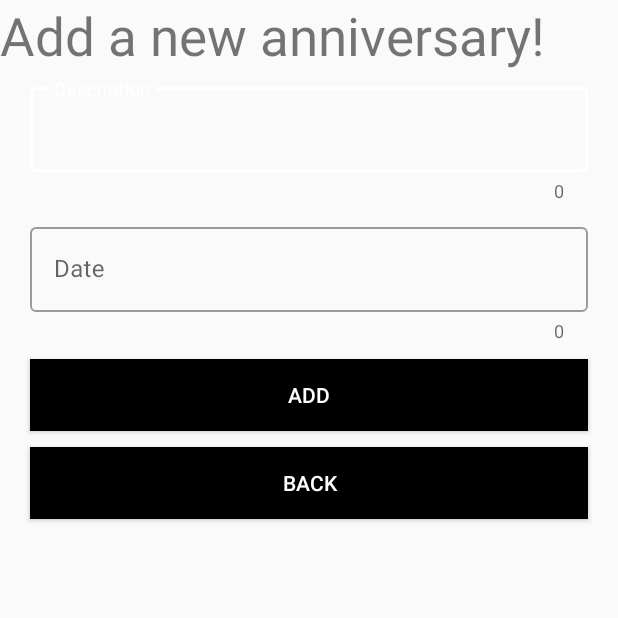
After one commit to Tec9-RushB-Group/OurSpace, an Android app: the AddAnniversary screen opened directly, with no data from a screen before it, on a phone screen of 412 x 824 dp, the top half of it. The commit adds this screen. Run offline under Robolectric (Android 15) with nearby library versions, the phone set to English and light mode, and no system bars; Roboto replaces fonts that are not available here.

Commit message:
logs and anniversaries

```diff
--- /dev/null
+++ b/app/src/main/java/com/tec9rushbgroup/ourspace/AddAnniversary.java
@@ -0,0 +1,30 @@
+package com.tec9rushbgroup.ourspace;
+
+import androidx.appcompat.app.AppCompatActivity;
+
+import android.content.Intent;
+import android.os.Bundle;
+import android.view.View;
+import android.widget.Button;
+
+public class AddAnniversary extends AppCompatActivity {
+    private Button addAnniversary, backToAnniversaries;
+
+    @Override
+    protected void onCreate(Bundle savedInstanceState) {
+        super.onCreate(savedInstanceState);
+        setContentView(R.layout.activity_add_anniversary);
+
+        //Buttons
+        addAnniversary = findViewById(R.id.add_anniversary_button);
+        backToAnniversaries = findViewById(R.id.back_to_anniversaries);
+
+        backToAnniversaries.setOnClickListener(new View.OnClickListener() {
+            @Override
+            public void onClick(View view) {
+                Intent intent = new Intent(AddAnniversary.this, AnniversaryPage.class);
+                startActivity(intent);
+            }
+        });
+    }
+}
--- /dev/null
+++ b/app/src/main/res/layout/activity_add_anniversary.xml
@@ -0,0 +1,84 @@
+<?xml version="1.0" encoding="utf-8"?>
+<LinearLayout xmlns:android="http://schemas.android.com/apk/res/android"
+    xmlns:app="http://schemas.android.com/apk/res-auto"
+    xmlns:tools="http://schemas.android.com/tools"
+    android:layout_width="match_parent"
+    android:layout_height="match_parent"
+    tools:context=".AddAnniversary"
+    android:orientation="vertical">
+
+    <TextView
+        android:id="@+id/add_anniversaries_text"
+        android:layout_width="match_parent"
+        android:layout_height="wrap_content"
+        android:text="Add a new anniversary!"
+        android:textSize="35sp"/>
+
+
+    <com.google.android.material.textfield.TextInputLayout
+        android:id="@+id/anniversary_description"
+        style="@style/Widget.MaterialComponents.TextInputLayout.OutlinedBox"
+        android:layout_width="match_parent"
+        android:layout_height="wrap_content"
+        android:layout_marginLeft="20dp"
+        android:layout_marginTop="5dp"
+        android:layout_marginRight="20dp"
+        android:layout_marginBottom="5dp"
+        android:hint="Description"
+        app:counterEnabled="true">
+
+        <com.google.android.material.textfield.TextInputEditText
+            android:layout_width="match_parent"
+            android:layout_height="wrap_content"
+            android:inputType="textEmailAddress">
+
+        </com.google.android.material.textfield.TextInputEditText>
+    </com.google.android.material.textfield.TextInputLayout>
+
+    <com.google.android.material.textfield.TextInputLayout
+        android:id="@+id/anniversary_date"
+        style="@style/Widget.MaterialComponents.TextInputLayout.OutlinedBox"
+        android:layout_width="match_parent"
+        android:layout_height="wrap_content"
+        android:layout_marginLeft="20dp"
+        android:layout_marginTop="5dp"
+        android:layout_marginRight="20dp"
+        android:layout_marginBottom="5dp"
+        android:hint="Date"
+        app:counterEnabled="true">
+
+        <com.google.android.material.textfield.TextInputEditText
+            android:layout_width="match_parent"
+            android:layout_height="wrap_content"
+            android:inputType="textEmailAddress">
+
+        </com.google.android.material.textfield.TextInputEditText>
+    </com.google.android.material.textfield.TextInputLayout>
+
+    <Button
+        android:id="@+id/add_anniversary_button"
+        android:layout_width="match_parent"
+        android:layout_height="wrap_content"
+        android:layout_marginLeft="20dp"
+        android:layout_marginTop="5dp"
+        android:layout_marginRight="20dp"
+        android:layout_marginBottom="5dp"
+        android:background="#000"
+        android:text="Add"
+        android:textColor="#fff"
+        android:transitionName="sign_in_tran" />
+
+    <Button
+        android:id="@+id/back_to_anniversaries"
+        android:layout_width="match_parent"
+        android:layout_height="wrap_content"
+        android:layout_marginLeft="20dp"
+        android:layout_marginTop="5dp"
+        android:layout_marginRight="20dp"
+        android:layout_marginBottom="5dp"
+        android:background="#000"
+        android:text="Back"
+        android:textColor="#fff"
+        android:transitionName="sign_in_tran" />
+
+</LinearLayout>
--- a/app/src/main/res/layout/activity_anniversary.xml
+++ /dev/null
@@ -1,6 +0,0 @@
-<?xml version="1.0" encoding="utf-8"?>
-<LinearLayout xmlns:android="http://schemas.android.com/apk/res/android"
-    android:orientation="vertical" android:layout_width="match_parent"
-    android:layout_height="match_parent">
-
-</LinearLayout>
--- a/app/src/main/res/layout/activity_logs.xml
+++ /dev/null
@@ -1,6 +0,0 @@
-<?xml version="1.0" encoding="utf-8"?>
-<LinearLayout xmlns:android="http://schemas.android.com/apk/res/android"
-    android:orientation="vertical" android:layout_width="match_parent"
-    android:layout_height="match_parent">
-
-</LinearLayout>
--- a/app/src/main/res/layout/activity_photos.xml
+++ /dev/null
@@ -1,6 +0,0 @@
-<?xml version="1.0" encoding="utf-8"?>
-<LinearLayout xmlns:android="http://schemas.android.com/apk/res/android"
-    android:orientation="vertical" android:layout_width="match_parent"
-    android:layout_height="match_parent">
-
-</LinearLayout>
--- a/app/src/main/res/values/strings.xml
+++ b/app/src/main/res/values/strings.xml
@@ -24,5 +24,4 @@
     <string name="logo_text_size">70dp</string>
 
 
-
 </resources>
```
Also changed, not shown: app/src/main/AndroidManifest.xml (+16 -6 lines), app/src/main/java/com/tec9rushbgroup/ourspace/AddLogs.java (added, +30 -0 lines), app/src/main/java/com/tec9rushbgroup/ourspace/AnniversaryPage.java (added, +41 -0 lines), app/src/main/java/com/tec9rushbgroup/ourspace/CurrentSpace.java (+26 -10 lines), app/src/main/java/com/tec9rushbgroup/ourspace/Logs.java (deleted, +0 -39 lines), app/src/main/java/com/tec9rushbgroup/ourspace/LogsPage.java (added, +41 -0 lines), app/src/main/res/layout/activity_add_logs.xml (added, +103 -0 lines), app/src/main/res/layout/activity_anniversary_page.xml (added, +43 -0 lines), app/src/main/res/layout/activity_current_space.xml (+8 -2 lines), app/src/main/res/layout/activity_logs_page.xml (added, +42 -0 lines).
